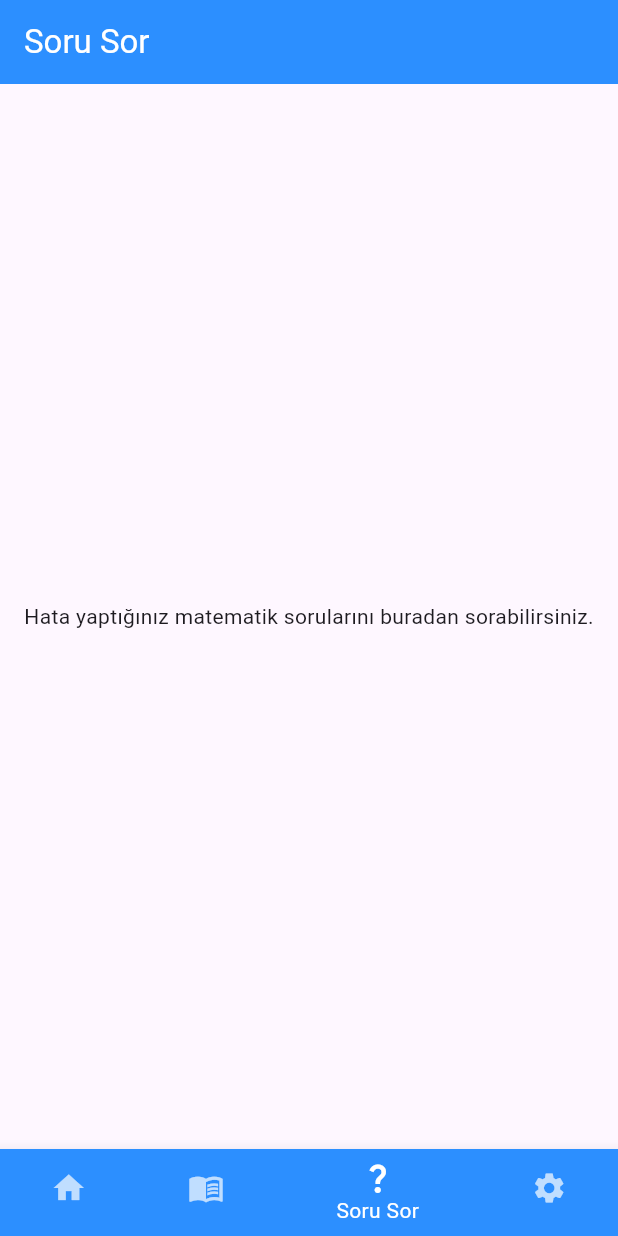
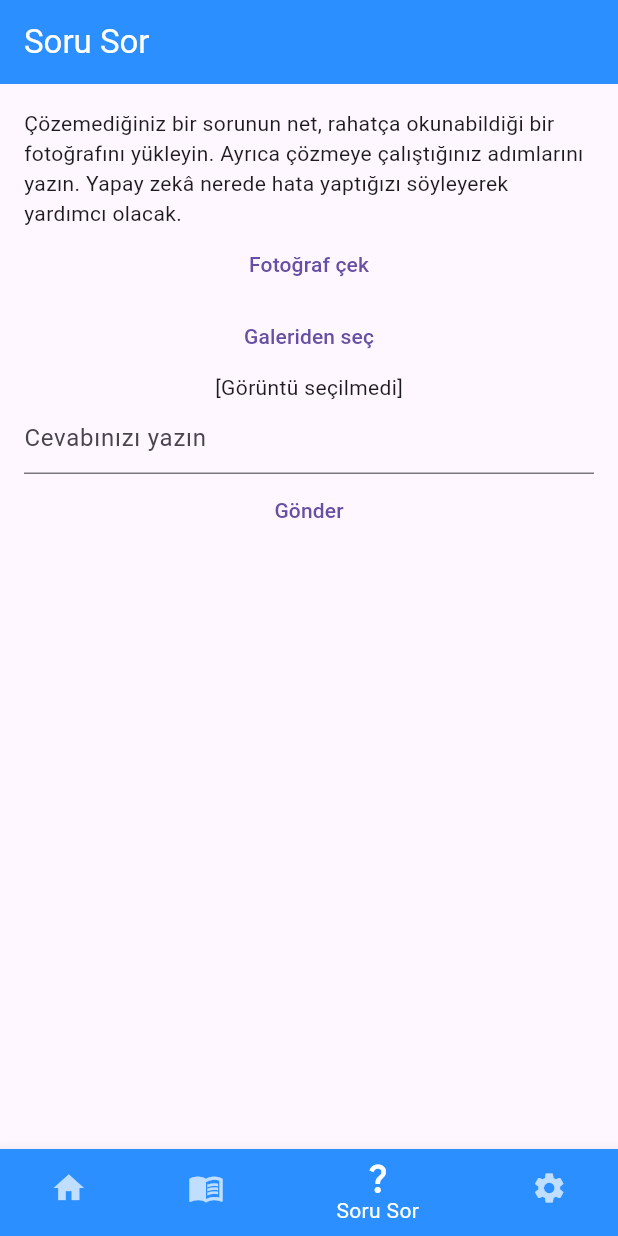
Before and after one commit to Kaganyaka9/algorithm_architects, a Flutter app: the screen it shows after launch, item 3 of the bottom bar chosen, on a phone screen of 412 x 824 dp. Run offline on Flutter 3.47's test engine with Material 3 defaults, Android fonts, the phone set to English and light mode, and no system bars; our stand-ins replace google_generative_ai, image_picker.

Commit message:
Ask Page base code

```diff
--- a/lib/ai_requests.dart
+++ b/lib/ai_requests.dart
@@ -1,6 +1,7 @@
 import 'dart:convert';
 import 'package:algorithm_architects/shared.dart';
 import 'package:google_generative_ai/google_generative_ai.dart';
+import 'package:image_picker/image_picker.dart';
 
 /// AIRequests class contains static methods to interact with the Gemini AI model.
 abstract class AIRequests {
@@ -69,11 +70,8 @@ abstract class AIRequests {
     }
   }
 
-  /// Generate an image for the given entry.
-  Future<void> generateImage(EntryType type, String title) async {}
-
   /// Ask a question by providing an image of the question and string of user's answer.
-  Future<String> askQuestion(String userAnswer) async {
+  static Future<String> askQuestion(String userAnswer, XFile image) async {
     return "Gemini Cevabı";
   }
 }
--- a/lib/ask_page.dart
+++ b/lib/ask_page.dart
@@ -1,9 +1,23 @@
+import 'package:flutter/material.dart';
+import 'package:algorithm_architects/ai_requests.dart';
 import 'package:algorithm_architects/shared.dart';
-import 'package:flutter/material.dart';
+import 'package:image_picker/image_picker.dart';
 
-class AskPage extends StatelessWidget {
+/// A page where users upload a photo of their questions which they couldn't answer and write their steps to solve. AI responses with a text that explains why their answer is incorrect.
+class AskPage extends StatefulWidget {
   const AskPage({super.key});
 
+  @override
+  AskPageState createState() => AskPageState();
+}
+
+class AskPageState extends State<AskPage> {
+  final TextEditingController _userAnswerController = TextEditingController();
+  String _aiAnswer = '';
+  bool _imagePickerActive = true;
+  bool _imageSelected = false;
+  final ImagePicker _picker = ImagePicker();
+  late XFile _image;
   @override
   Widget build(BuildContext context) {
     return Scaffold(
@@ -11,10 +25,73 @@ class AskPage extends StatelessWidget {
         title: const Text('Soru Sor', style: TextStyle(color: Colors.white)),
         backgroundColor: primaryColor,
       ),
-      body: Center(
-        child: Text(
-            'Hata yaptığınız matematik sorularını buradan sorabilirsiniz.'),
+      body: Container(
+        alignment: Alignment.topCenter,
+        padding: const EdgeInsets.all(16),
+        child: Column(
+          children: [
+            const Text(
+                "Çözemediğiniz bir sorunun net, rahatça okunabildiği bir fotoğrafını yükleyin. Ayrıca çözmeye çalıştığınız adımlarını yazın. Yapay zekâ nerede hata yaptığızı söyleyerek yardımcı olacak."),
+            TextButton(
+              onPressed: _imagePickerActive
+                  ? () {
+                      _getImage(ImageSource.camera);
+                    }
+                  : () {},
+              child: const Text("Fotoğraf çek"),
+            ),
+            TextButton(
+              onPressed: _imagePickerActive
+                  ? () {
+                      _getImage(ImageSource.gallery);
+                    }
+                  : () {},
+              child: const Text("Galeriden seç"),
+            ),
+            Text(_imageSelected ? "[Görüntü seçildi]" : "[Görüntü seçilmedi]"),
+            TextField(
+              controller: _userAnswerController,
+              decoration: const InputDecoration(
+                hintText: 'Cevabınızı yazın',
+              ),
+            ),
+            TextButton(
+              // Send photo and user answer to AI, then show the response
+              onPressed: () async {
+                final String aiAnswerText = await AIRequests.askQuestion(
+                    _userAnswerController.text, _image);
+
+                setState(() {
+                  _aiAnswer = aiAnswerText;
+                });
+              },
+              child: const Text("Gönder"),
+            ),
+            Text(_aiAnswer)
+          ],
+        ),
       ),
     );
   }
+
+  /// Get an image of the question from the camera or gallery
+  Future<void> _getImage(ImageSource source) async {
+    setState(() {
+      _imagePickerActive = false;
+    });
+    try {
+      _image = (await _picker.pickImage(source: source))!;
+      setState(() {
+        _imageSelected = true;
+      });
+    } catch (e) {
+      if (e.toString() != "Null check operator used on a null value" &&
+          mounted) {
+        showAlert(context);
+      }
+      setState(() {
+        _imagePickerActive = true;
+      });
+    }
+  }
 }
--- a/pubspec.yaml
+++ b/pubspec.yaml
@@ -36,6 +36,8 @@ dependencies:
   # Use with the CupertinoIcons class for iOS style icons.
   cupertino_icons: ^1.0.8
   google_generative_ai: ^0.4.6
+  image_picker: ^1.1.2
+  image_picker_web: ^4.0.0
 
 dev_dependencies:
   flutter_test:
@@ -60,7 +62,8 @@ flutter:
   uses-material-design: true
 
   # To add assets to your application, add an assets section, like this:
-  # assets:
+  assets:
+    - assets/
   #   - images/a_dot_burr.jpeg
   #   - images/a_dot_ham.jpeg
 
```
Also changed, not shown: lib/entry_details.dart (+9 -9 lines), lib/shared.dart (+29 -0 lines), 16 other files.
